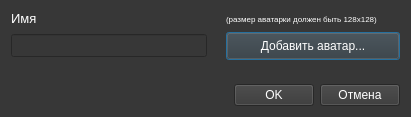
Above: ui/dialogs/user_registration.ui from Protocs/OkayMoney before the change. Below: the same form after it.
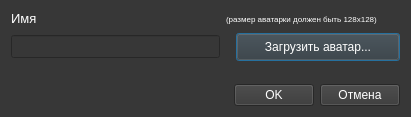
That is the form after the change.

Commit message: Исправлено некорректное отображение текста, добавлено название объекту, содержащему имя файла аватарки

Diff of the .ui file:
```diff
--- a/ui/dialogs/user_registration.ui
+++ b/ui/dialogs/user_registration.ui
@@ -34,9 +34,12 @@
   </property>
   <layout class="QVBoxLayout" name="verticalLayout">
    <item>
-    <layout class="QGridLayout" name="gridLayout">
-     <item row="0" column="2">
-      <widget class="QLabel" name="label_2">
+    <layout class="QGridLayout" name="gridLayout" rowstretch="0,0">
+     <property name="verticalSpacing">
+      <number>7</number>
+     </property>
+     <item row="0" column="1">
+      <widget class="QLabel" name="avatar_name">
        <property name="font">
         <font>
          <pointsize>6</pointsize>
@@ -47,16 +50,6 @@
        </property>
       </widget>
      </item>
-     <item row="1" column="0">
-      <widget class="QLineEdit" name="name">
-       <property name="minimumSize">
-        <size>
-         <width>180</width>
-         <height>23</height>
-        </size>
-       </property>
-      </widget>
-     </item>
      <item row="0" column="0">
       <widget class="QLabel" name="label">
        <property name="font">
@@ -72,7 +65,17 @@
        </property>
       </widget>
      </item>
-     <item row="1" column="2">
+     <item row="1" column="0">
+      <widget class="QLineEdit" name="name">
+       <property name="minimumSize">
+        <size>
+         <width>180</width>
+         <height>23</height>
+        </size>
+       </property>
+      </widget>
+     </item>
+     <item row="1" column="1">
       <widget class="QPushButton" name="add_avatar_btn">
        <property name="minimumSize">
         <size>
@@ -86,27 +89,14 @@
          <height>28</height>
         </size>
        </property>
+       <property name="styleSheet">
+        <string notr="true">margin-left: 10px</string>
+       </property>
        <property name="text">
-        <string>Добавить аватар...</string>
+        <string>Загрузить аватар...</string>
        </property>
       </widget>
      </item>
-     <item row="1" column="1">
-      <spacer name="horizontalSpacer_2">
-       <property name="orientation">
-        <enum>Qt::Horizontal</enum>
-       </property>
-       <property name="sizeType">
-        <enum>QSizePolicy::Fixed</enum>
-       </property>
-       <property name="sizeHint" stdset="0">
-        <size>
-         <width>13</width>
-         <height>20</height>
-        </size>
-       </property>
-      </spacer>
-     </item>
     </layout>
    </item>
    <item>
```
The commit also changes 1 other file.
